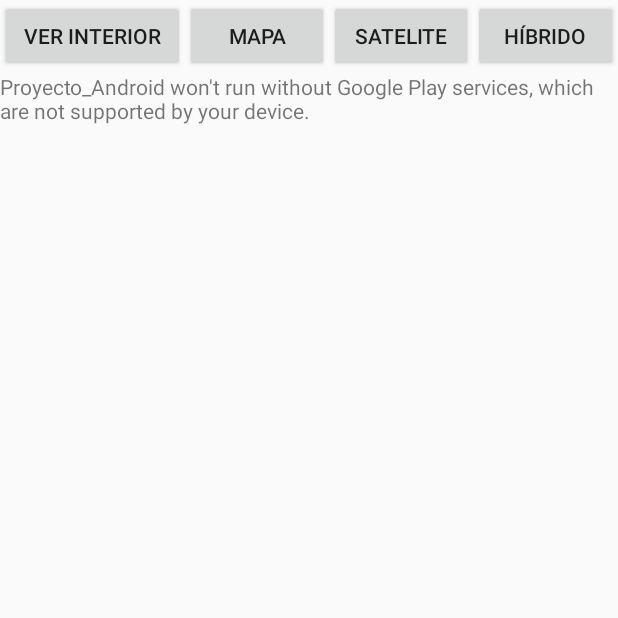
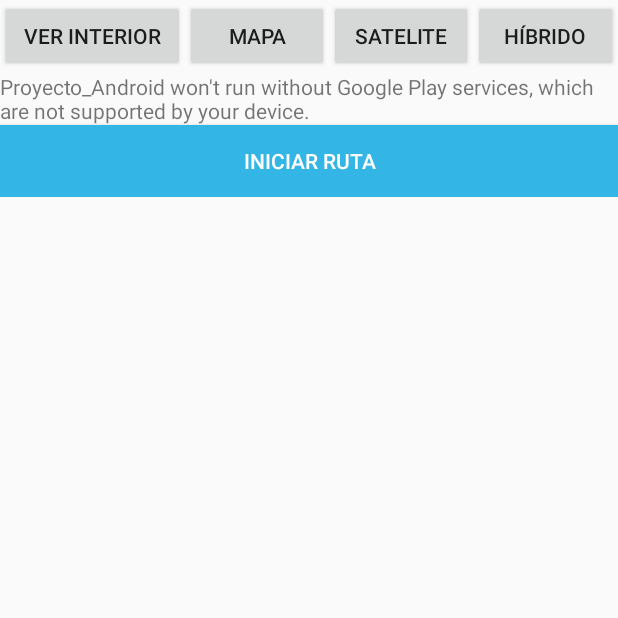
Before and after one commit to MarioGit333/Proyecto_Android, an Android app: the MapsActivity screen opened directly, with no data from a screen before it, on a phone screen of 412 x 824 dp, the top half of it. Run offline under Robolectric (Android 15) with nearby library versions, the phone set to English and light mode, and no system bars.

Commit message:
Se inicia ruta al pulsar el botón

```diff
--- a/app/src/main/java/com/alexmario/proyecto/proyecto_android/MapsActivity.java
+++ b/app/src/main/java/com/alexmario/proyecto/proyecto_android/MapsActivity.java
@@ -39,12 +39,13 @@ public class MapsActivity extends FragmentActivity implements OnMapReadyCallback
         LocationListener {
 
     private GoogleMap mMap;
-    Button botonmapa, botonsatelite, botonhibrido, botonInterior;
+    Button botonmapa, botonsatelite, botonhibrido, botonInterior, btnRuta;
     LocationRequest mPeticionUbicacion;
     GoogleApiClient mGoogleApiClient;
     Location mUltimaUbicacion;
     Marker mMarcadorActual;
     PolylineOptions rectOptions;
+    boolean rutaIniciada;
 
     @Override
     protected void onPause() {
@@ -61,15 +62,19 @@ public class MapsActivity extends FragmentActivity implements OnMapReadyCallback
         super.onCreate(savedInstanceState);
         setContentView(R.layout.activity_maps);
 
+        rutaIniciada=false;
+
         botonmapa = findViewById(R.id.botonmapa);
         botonsatelite = findViewById(R.id.botonsatelite);
         botonhibrido = findViewById(R.id.botonhibrido);
         botonInterior = findViewById(R.id.botonInterior);
+        btnRuta = findViewById(R.id.btnRuta);
 
         botonmapa.setOnClickListener(this);
         botonsatelite.setOnClickListener(this);
         botonhibrido.setOnClickListener(this);
         botonInterior.setOnClickListener(this);
+        btnRuta.setOnClickListener(this);
 
         // Obtain the SupportMapFragment and get notified when the map is ready to be used.
         SupportMapFragment mapFragment = (SupportMapFragment) getSupportFragmentManager()
@@ -138,6 +143,15 @@ public class MapsActivity extends FragmentActivity implements OnMapReadyCallback
             case R.id.botonInterior:
                 mMap.moveCamera(CameraUpdateFactory.newLatLngZoom(new LatLng(-33.86997, 151.2089), 18));
                 break;
+            case R.id.btnRuta:
+                if (rutaIniciada){
+                    rutaIniciada=false;
+                    btnRuta.setText("Iniciar Ruta");
+                }else{
+                    rutaIniciada=true;
+                    btnRuta.setText("Finalizar Ruta");
+                }
+                break;
         }
     }
 
@@ -192,10 +206,12 @@ public class MapsActivity extends FragmentActivity implements OnMapReadyCallback
         mMap.moveCamera(CameraUpdateFactory.newLatLngZoom(latLng, 11));
 
         //Dibujamos la ruta
-        rectOptions.add(latLng).width(10)
-                .color(Color.BLUE)
-                .geodesic(false);
-        Polyline polyline = mMap.addPolyline(rectOptions);
+        if (rutaIniciada){
+            rectOptions.add(latLng).width(10)
+                    .color(Color.BLUE)
+                    .geodesic(false);
+            Polyline polyline = mMap.addPolyline(rectOptions);
+        }
     }
 
     public static final int MY_PERMISSIONS_REQUEST_LOCATION = 99;
--- a/app/src/main/res/layout/activity_maps.xml
+++ b/app/src/main/res/layout/activity_maps.xml
@@ -39,13 +39,27 @@ android:orientation="vertical">
         android:text="Híbrido" />
 </LinearLayout>
 
-    <fragment xmlns:android="http://schemas.android.com/apk/res/android"
-        xmlns:map="http://schemas.android.com/apk/res-auto"
-        xmlns:tools="http://schemas.android.com/tools"
-        android:id="@+id/map"
-        android:name="com.google.android.gms.maps.SupportMapFragment"
+    <LinearLayout
         android:layout_width="match_parent"
-        android:layout_height="match_parent"
-        tools:context="com.alexmario.proyecto.proyecto_android.MapsActivity" />
+        android:layout_height="wrap_content"
+        android:orientation="vertical">
+
+        <fragment
+            android:id="@+id/map"
+            android:name="com.google.android.gms.maps.SupportMapFragment"
+            android:layout_width="match_parent"
+            android:layout_height="match_parent"
+            android:layout_weight="4"
+            tools:context="com.alexmario.proyecto.proyecto_android.MapsActivity" />
+
+        <Button
+            android:id="@+id/btnRuta"
+            style="@style/Widget.AppCompat.Button.Colored"
+            android:layout_width="match_parent"
+            android:layout_height="wrap_content"
+            android:background="@android:color/holo_blue_light"
+            android:layout_weight="1"
+            android:text="Iniciar Ruta" />
+    </LinearLayout>
 
 </LinearLayout>
```
